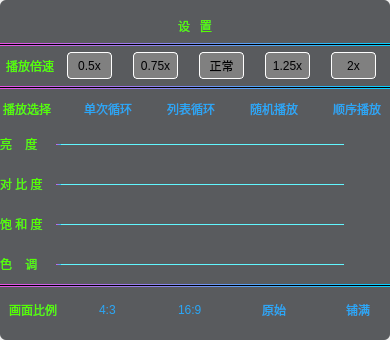
Qt form VideoPlayer/videomodels/AdjustBright.ui (huizhang556/pc-video-player) before a commit.
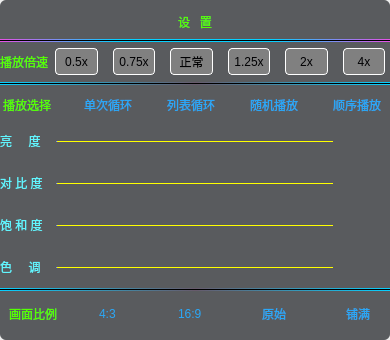
The same form after that commit. Icons and pictures are not drawn.

The edit to the form file:
```diff
--- a/VideoPlayer/videomodels/AdjustBright.ui
+++ b/VideoPlayer/videomodels/AdjustBright.ui
@@ -97,7 +97,10 @@
         <item>
          <widget class="Line" name="line">
           <property name="styleSheet">
-           <string notr="true">background-color:qlineargradient(spread:pad, x1:0, y1:0, x2:1, y2:0, stop:0 rgba(231,80,229, 255), stop:1 rgba(7,208,255, 255));</string>
+           <string notr="true">#line
+{
+background-color:qlineargradient(spread:pad, x1:0, y1:0, x2:1, y2:0, stop:0 rgba(231,80,229, 255), stop:0.3 rgba(7,208,255, 255),stop:0.7 rgba(7,208,255, 255),stop:1 rgba(231,80,229, 255));
+}</string>
           </property>
           <property name="frameShadow">
            <enum>QFrame::Plain</enum>
@@ -414,6 +417,65 @@
             </property>
            </widget>
           </item>
+          <item>
+           <spacer name="horizontalSpacer_9">
+            <property name="orientation">
+             <enum>Qt::Horizontal</enum>
+            </property>
+            <property name="sizeType">
+             <enum>QSizePolicy::Fixed</enum>
+            </property>
+            <property name="sizeHint" stdset="0">
+             <size>
+              <width>10</width>
+              <height>20</height>
+             </size>
+            </property>
+           </spacer>
+          </item>
+          <item>
+           <widget class="QPushButton" name="BtnRate_6">
+            <property name="minimumSize">
+             <size>
+              <width>0</width>
+              <height>20</height>
+             </size>
+            </property>
+            <property name="maximumSize">
+             <size>
+              <width>45</width>
+              <height>27</height>
+             </size>
+            </property>
+            <property name="styleSheet">
+             <string notr="true"> QPushButton
+{
+border:1px solid white;
+background-color:gray;
+color: rgb(0, 0, 2);
+border-radius: 4px;
+}
+ QPushButton:hover 
+{
+background-color:rgb(14, 220, 0);
+color: rgb(0, 0, 0);
+}
+ 
+/*checked设置为checkable为true生效*/
+QPushButton:checked 
+{
+border:2px solid #f85a37;
+background-color:rgb(14, 170, 79);
+color: rgb(255, 255, 0);
+}
+ 
+ </string>
+            </property>
+            <property name="text">
+             <string>4x</string>
+            </property>
+           </widget>
+          </item>
           <item>
            <spacer name="horizontalSpacer_8">
             <property name="orientation">
@@ -435,7 +497,10 @@
         <item>
          <widget class="Line" name="line_3">
           <property name="styleSheet">
-           <string notr="true">background-color:qlineargradient(spread:pad, x1:0, y1:0, x2:1, y2:0, stop:0 rgba(231,80,229, 255), stop:1 rgba(7,208,255, 255));</string>
+           <string notr="true">#line_3
+{
+background-color:qlineargradient(spread:pad, x1:0, y1:0, x2:1, y2:0, stop:0 rgba(7,208,255, 255), stop:0.5 rgba(231,80,229, 25),stop:1 rgba(7,208,255, 255));
+}</string>
           </property>
           <property name="frameShadow">
            <enum>QFrame::Plain</enum>
@@ -702,24 +767,25 @@
             <property name="minimumSize">
              <size>
               <width>0</width>
-              <height>20</height>
+              <height>22</height>
              </size>
             </property>
             <property name="maximumSize">
              <size>
               <width>16777215</width>
-              <height>20</height>
+              <height>22</height>
              </size>
             </property>
             <property name="styleSheet">
              <string notr="true">QLabel
 {
-color: rgb(85, 255, 0);
+color: #61f6ff;
+font: 400 13px &quot;微软雅黑&quot;;
 background-color: transparent;
 }</string>
             </property>
             <property name="text">
-             <string>亮    度</string>
+             <string>亮     度</string>
             </property>
            </widget>
           </item>
@@ -738,11 +804,11 @@
              </size>
             </property>
             <property name="styleSheet">
-             <string notr="true">QSlider
+             <string notr="true">QSlider:horizontal
 {
-background-color: transparent;
-margin-left:13px;
+margin: 0px 11px 0px 13px;
 }
+
 /*整个进度条*/
 QSlider::groove:horizontal 
 {
@@ -764,15 +830,16 @@
 /*J拖动按钮*/
 QSlider::handle:horizontal 
 {
-
-background: qradialgradient(spread:pad, cx:0.5, cy:0.5, radius:0.5, fx:0.5, fy:0.5, 
-stop:0.6 #e452e5, stop:0.778409 #14c9fe);
-height:8px;
-width:8px;
-margin-top: -4px;
-margin-bottom: -4px;
-border-radius:4px;
-padding-right:1px;
+background-color:qlineargradient(spread:pad,x1:0,y1:0,x2:1,y2:0,stop:0 rgba(0, 205, 76,1.0), stop:1  rgba(24, 247, 51,1.0));
+height:14px;
+width:14px;
+margin-top: -7px;
+margin-bottom: -7px;
+margin-left: -3px;
+margin-right: -3px;
+border-radius:7px;
+border-image: url(:/images/icon/player_slider_normal.png);
+background-color: transparent;
 }
 
 /*J拖动按钮-hover,只跟groove的hover时高度影响*/
@@ -786,7 +853,7 @@
 QSlider::add-page:horizontal,QSlider::add-line:horizontal
 {
 border-radius:2px;
-background-color:#61f6ff;
+background-color:yellow;
 }
 
 /*已划过的区域，左边界线*/
@@ -837,19 +904,20 @@
             <property name="minimumSize">
              <size>
               <width>0</width>
-              <height>20</height>
+              <height>22</height>
              </size>
             </property>
             <property name="maximumSize">
              <size>
               <width>16777215</width>
-              <height>20</height>
+              <height>22</height>
              </size>
             </property>
             <property name="styleSheet">
              <string notr="true">QLabel
 {
-color: rgb(85, 255, 0);
+color: #61f6ff;
+font: 400 13px &quot;微软雅黑&quot;;
 background-color: transparent;
 }</string>
             </property>
@@ -903,11 +971,11 @@
              </size>
             </property>
             <property name="styleSheet">
-             <string notr="true">QSlider
+             <string notr="true">QSlider:horizontal
 {
-background-color: transparent;
-margin-left:13px;
+margin: 0px 11px 0px 13px;
 }
+
 /*整个进度条*/
 QSlider::groove:horizontal 
 {
@@ -929,15 +997,16 @@
 /*J拖动按钮*/
 QSlider::handle:horizontal 
 {
-
-background: qradialgradient(spread:pad, cx:0.5, cy:0.5, radius:0.5, fx:0.5, fy:0.5, 
-stop:0.6 #e452e5, stop:0.778409 #14c9fe);
-height:8px;
-width:8px;
-margin-top: -4px;
-margin-bottom: -4px;
-border-radius:4px;
-padding-right:1px;
+background-color:qlineargradient(spread:pad,x1:0,y1:0,x2:1,y2:0,stop:0 rgba(0, 205, 76,1.0), stop:1  rgba(24, 247, 51,1.0));
+height:14px;
+width:14px;
+margin-top: -7px;
+margin-bottom: -7px;
+margin-left: -3px;
+margin-right: -3px;
+border-radius:7px;
+border-image: url(:/images/icon/player_slider_normal.png);
+background-color: transparent;
 }
 
 /*J拖动按钮-hover,只跟groove的hover时高度影响*/
@@ -951,7 +1020,7 @@
 QSlider::add-page:horizontal,QSlider::add-line:horizontal
 {
 border-radius:2px;
-background-color:#61f6ff;
+background-color:yellow;
 }
 
 /*已划过的区域，左边界线*/
@@ -982,11 +1051,11 @@
              </size>
             </property>
             <property name="styleSheet">
-             <string notr="true">QSlider
+             <string notr="true">QSlider:horizontal
 {
-background-color: transparent;
-margin-left:13px;
+margin: 0px 11px 0px 13px;
 }
+
 /*整个进度条*/
 QSlider::groove:horizontal 
 {
@@ -1008,15 +1077,16 @@
 /*J拖动按钮*/
 QSlider::handle:horizontal 
 {
-
-background: qradialgradient(spread:pad, cx:0.5, cy:0.5, radius:0.5, fx:0.5, fy:0.5, 
-stop:0.6 #e452e5, stop:0.778409 #14c9fe);
-height:8px;
-width:8px;
-margin-top: -4px;
-margin-bottom: -4px;
-border-radius:4px;
-padding-right:1px;
+background-color:qlineargradient(spread:pad,x1:0,y1:0,x2:1,y2:0,stop:0 rgba(0, 205, 76,1.0), stop:1  rgba(24, 247, 51,1.0));
+height:14px;
+width:14px;
+margin-top: -7px;
+margin-bottom: -7px;
+margin-left: -3px;
+margin-right: -3px;
+border-radius:7px;
+border-image: url(:/images/icon/player_slider_normal.png);
+background-color: transparent;
 }
 
 /*J拖动按钮-hover,只跟groove的hover时高度影响*/
@@ -1030,7 +1100,7 @@
 QSlider::add-page:horizontal,QSlider::add-line:horizontal
 {
 border-radius:2px;
-background-color:#61f6ff;
+background-color:yellow;
 }
 
 /*已划过的区域，左边界线*/
@@ -1051,24 +1121,25 @@
             <property name="minimumSize">
              <size>
               <width>0</width>
-              <height>20</height>
+              <height>22</height>
              </size>
             </property>
             <property name="maximumSize">
              <size>
               <width>16777215</width>
-              <height>20</height>
+              <height>22</height>
              </size>
             </property>
             <property name="styleSheet">
              <string notr="true">QLabel
 {
-color: rgb(85, 255, 0);
+color: #61f6ff;
+font: 400 13px &quot;微软雅黑&quot;;
 background-color: transparent;
 }</string>
             </property>
             <property name="text">
-             <string>色    调</string>
+             <string>色     调</string>
             </property>
            </widget>
           </item>
@@ -1137,19 +1208,20 @@
             <property name="minimumSize">
              <size>
               <width>0</width>
-              <height>20</height>
+              <height>22</height>
              </size>
             </property>
             <property name="maximumSize">
              <size>
               <width>16777215</width>
-              <height>20</height>
+              <height>22</height>
              </size>
             </property>
             <property name="styleSheet">
              <string notr="true">QLabel
 {
-color: rgb(85, 255, 0);
+color: #61f6ff;
+font: 400 13px &quot;微软雅黑&quot;;
 background-color: transparent;
 }</string>
             </property>
@@ -1173,11 +1245,11 @@
              </size>
             </property>
             <property name="styleSheet">
-             <string notr="true">QSlider
+             <string notr="true">QSlider:horizontal
 {
-background-color: transparent;
-margin-left:13px;
+margin: 0px 11px 0px 13px;
 }
+
 /*整个进度条*/
 QSlider::groove:horizontal 
 {
@@ -1199,15 +1271,16 @@
 /*J拖动按钮*/
 QSlider::handle:horizontal 
 {
-
-background: qradialgradient(spread:pad, cx:0.5, cy:0.5, radius:0.5, fx:0.5, fy:0.5, 
-stop:0.6 #e452e5, stop:0.778409 #14c9fe);
-height:8px;
-width:8px;
-margin-top: -4px;
-margin-bottom: -4px;
-border-radius:4px;
-padding-right:1px;
+background-color:qlineargradient(spread:pad,x1:0,y1:0,x2:1,y2:0,stop:0 rgba(0, 205, 76,1.0), stop:1  rgba(24, 247, 51,1.0));
+height:14px;
+width:14px;
+margin-top: -7px;
+margin-bottom: -7px;
+margin-left: -3px;
+margin-right: -3px;
+border-radius:7px;
+border-image: url(:/images/icon/player_slider_normal.png);
+background-color: transparent;
 }
 
 /*J拖动按钮-hover,只跟groove的hover时高度影响*/
@@ -1221,7 +1294,7 @@
 QSlider::add-page:horizontal,QSlider::add-line:horizontal
 {
 border-radius:2px;
-background-color:#61f6ff;
+background-color:yellow;
 }
 
 /*已划过的区域，左边界线*/
@@ -1242,7 +1315,10 @@
         <item>
          <widget class="Line" name="line_2">
           <property name="styleSheet">
-           <string notr="true">background-color:qlineargradient(spread:pad, x1:0, y1:0, x2:1, y2:0, stop:0 rgba(231,80,229, 255), stop:1 rgba(7,208,255, 255));</string>
+           <string notr="true">#line_2
+{
+background-color:qlineargradient(spread:pad, x1:0, y1:0, x2:1, y2:0, stop:0 rgba(7,208,255, 255), stop:0.5 rgba(231,80,229, 25),stop:1 rgba(7,208,255, 255));
+}</string>
           </property>
           <property name="frameShadow">
            <enum>QFrame::Plain</enum>
```
Left out of the diff: 60 changed lines with no effect on the pictures.
